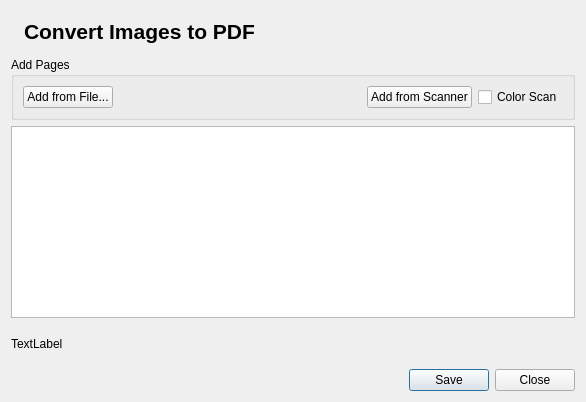
Old version of the form src/dialog.ui in the repository dragotin/pdfquirk.
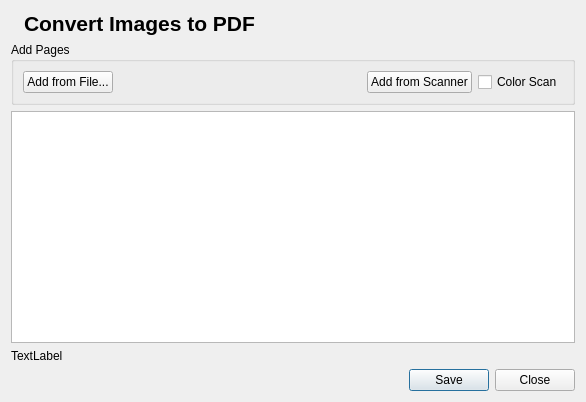
New version of the form. Icons and pictures are not drawn.

```diff
--- a/src/dialog.ui
+++ b/src/dialog.ui
@@ -133,7 +133,7 @@
    <item row="2" column="0" colspan="2">
     <widget class="QListView" name="listviewThumbs">
      <property name="sizePolicy">
-      <sizepolicy hsizetype="Expanding" vsizetype="Fixed">
+      <sizepolicy hsizetype="Expanding" vsizetype="Expanding">
        <horstretch>0</horstretch>
        <verstretch>0</verstretch>
       </sizepolicy>
```
Left out of the diff: 1 changed line with no effect on the pictures.
